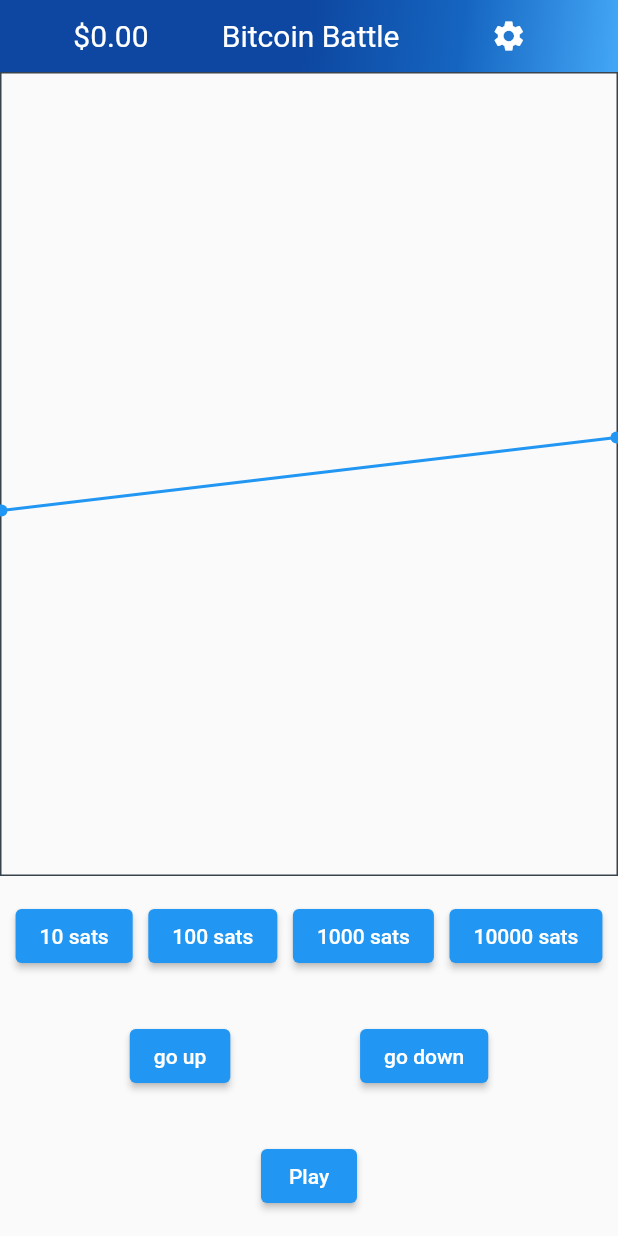
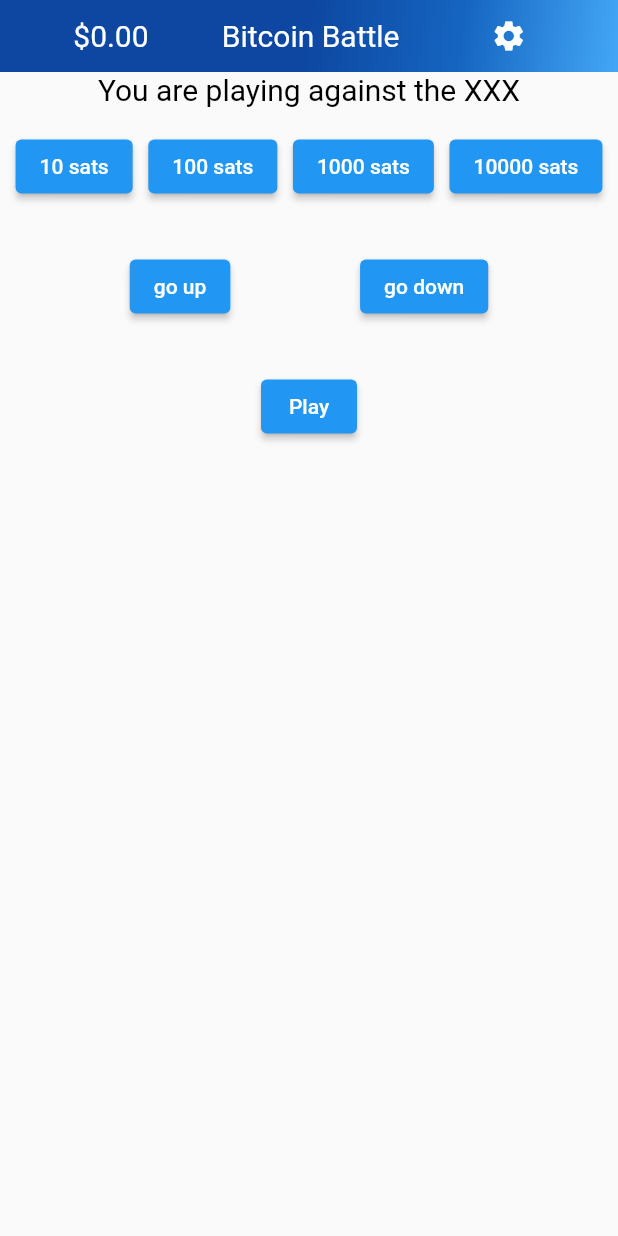
Before and after one commit to JoaoLobo94/option-wars, a Flutter app: the screen it shows after launch, on a phone screen of 412 x 824 dp. Run offline on Flutter 3.47's test engine with Material 2 defaults, Android fonts, the phone set to English and light mode, and no system bars; drawn by our look-alikes of fl_chart; network calls fail.

Commit message:
add provider & cleanup

```diff
--- a/lib/main.dart
+++ b/lib/main.dart
@@ -16,7 +16,8 @@ class MainApp extends StatelessWidget {
           routes:{
               "/option_game":(context) => const OptionGame(),
               "/lightening_setup":(context) => const LighteningSetup(),
-          }
+          },
+      debugShowCheckedModeBanner: false,
     );
   }
 }
--- a/lib/pages/games/components/asset_price.dart
+++ b/lib/pages/games/components/asset_price.dart
@@ -11,14 +11,14 @@ class AssetPrice extends StatefulWidget {
 }
 
 class _PriceState extends State<AssetPrice> {
-  double bitcoinPrice = 0.0;
+  static double bitcoinPrice = 0.0;
   late Timer _timer;
 
   @override
   void initState() {
     super.initState();
     _fetchAndUpdatePrice();
-    _timer = Timer.periodic(Duration(seconds: 3), (timer) {
+    _timer = Timer.periodic(Duration(seconds: 1), (timer) {
       _fetchAndUpdatePrice();
     });
   }
--- a/lib/pages/games/option_game.dart
+++ b/lib/pages/games/option_game.dart
@@ -9,8 +9,7 @@ class OptionGame extends StatelessWidget {
 
   @override
   Widget build(BuildContext context) {
-    // Simulated Bitcoin price data for demonstration purposes
-    List<double> bitcoinPrices = [1,3];
+    // List<double> bitcoinPrices = [1,3];
 
     return Scaffold(
       body: Column(
@@ -25,9 +24,14 @@ class OptionGame extends StatelessWidget {
             ),
             child: const GameTopBar(),
           ),
-          Expanded(
-            child: PriceChart(priceData: bitcoinPrices), // Pass Bitcoin price data
+          Text(
+            "You are playing against the XXX",
+            style: TextStyle(color: Colors.black, fontSize: 20),
           ),
+
+          // Expanded(
+          //   child: Text(AssetPrice().bitcoinPrice.toString()),
+          // ),
           const ButtonRow(buttonLabels: ["10 sats", "100 sats", "1000 sats", "10000 sats"]),
           const ButtonRow(buttonLabels: ["go up", "go down"]),
           const ButtonRow(buttonLabels: ["Play"]),
--- a/pubspec.yaml
+++ b/pubspec.yaml
@@ -10,8 +10,8 @@ dependencies:
   http: ^1.1.0
   flutter:
     sdk: flutter
-  webview_flutter: ^4.4.2
   fl_chart: ^0.40.0
+  provider: ^6.0.5
 
 dev_dependencies:
   flutter_test:
```
Also changed, not shown: pubspec.lock.
